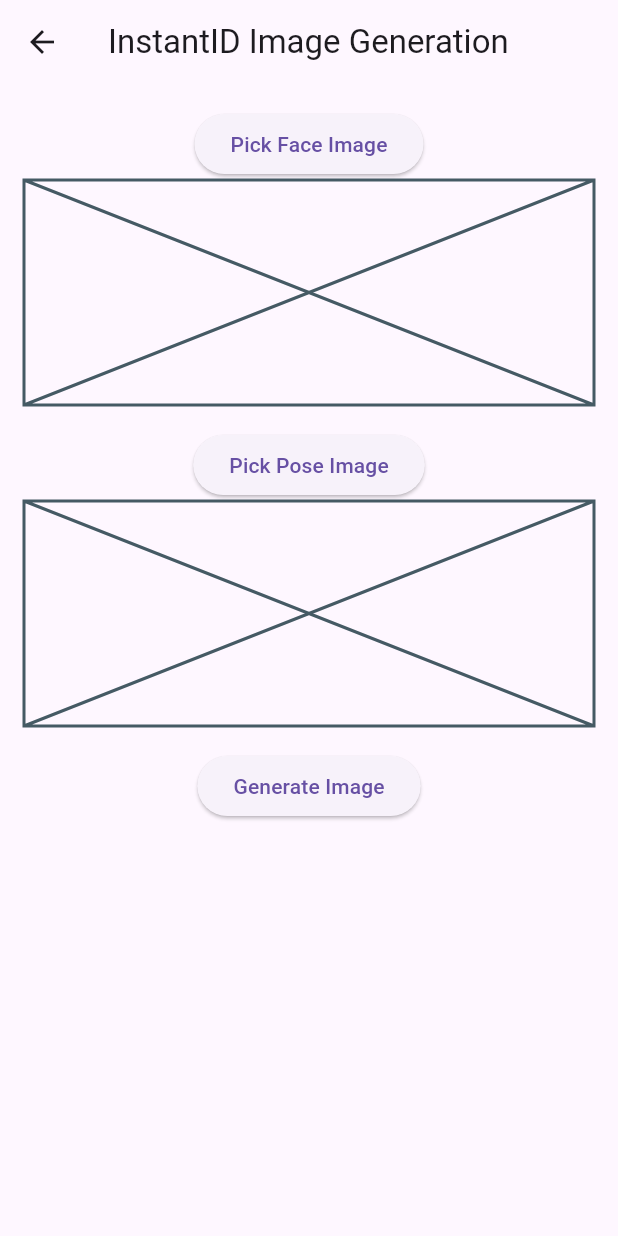
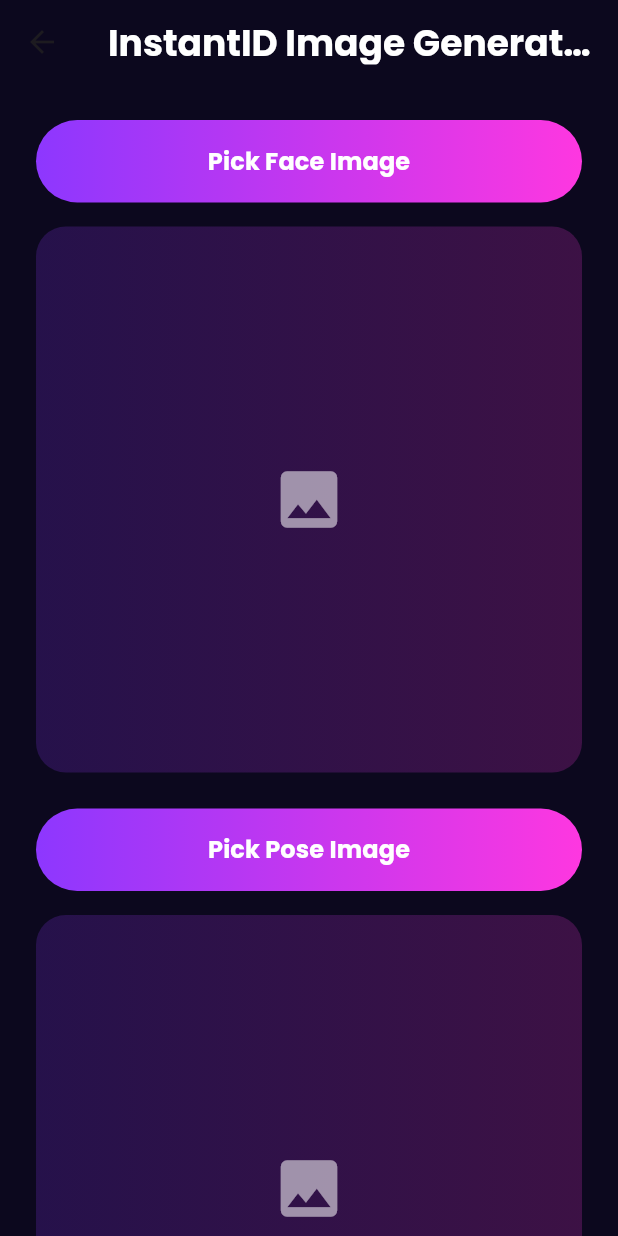
Before and after one commit to Vinit710/flutter_application_1, a Flutter app: the HomePage1 screen opened directly, after a tap on "Get Started", on a phone screen of 412 x 824 dp. Run offline on Flutter 3.47's test engine with Material 3 defaults, Android fonts, the phone set to English and light mode, and no system bars; our stand-ins replace firebase_auth, firebase_core, flutter_staggered_animations, font_awesome_flutter, google_fonts, google_sign_in and 1 more; accounts and stored records are empty; network calls fail.

Commit message:
new theme update for pages

```diff
--- a/lib/pages/home.dart
+++ b/lib/pages/home.dart
@@ -4,19 +4,18 @@ import 'package:flutter/material.dart';
 import 'package:http/http.dart' as http;
 import 'package:image_picker/image_picker.dart';
 
-class HomePage extends StatefulWidget {
+class ImageGenerationPage extends StatefulWidget {
   @override
-  _HomePageState createState() => _HomePageState();
+  _ImageGenerationPageState createState() => _ImageGenerationPageState();
 }
 
-class _HomePageState extends State<HomePage> {
+class _ImageGenerationPageState extends State<ImageGenerationPage> {
   File? faceImage;
   File? poseImage;
   String? generatedImageUrl;
-  final String apiUrl = 'https://backend-ps.onrender.com/generate-image'; // Replace with your actual Render URL
-  bool isLoading = false; // For showing loading indicator
+  final String apiUrl = 'https://backend-ps.onrender.com/generate-image';
+  bool isLoading = false;
 
-  // Function to pick images (face or pose)
   Future<void> pickImage(bool isFaceImage) async {
     final picker = ImagePicker();
     final pickedFile = await picker.pickImage(source: ImageSource.gallery);
@@ -32,11 +31,13 @@ class _HomePageState extends State<HomePage> {
     }
   }
 
-  // Function to generate image
   Future<void> generateImage() async {
     if (faceImage == null || poseImage == null) {
       ScaffoldMessenger.of(context).showSnackBar(
-      const SnackBar(content: Text('Please select both face and pose images')),
+        SnackBar(
+          content: Text('Please select both face and pose images'),
+          backgroundColor: Colors.red,
+        ),
       );
       return;
     }
@@ -63,7 +64,6 @@ Future<void> generateImage() async {
         final decodedResponse = jsonDecode(response.body);
         print('Decoded Response: $decodedResponse');
 
-      // Extract the image URL
         String? imageUrl = decodedResponse['generatedImageUrl']?['url'];
 
         if (imageUrl != null) {
@@ -73,18 +73,27 @@ Future<void> generateImage() async {
         } else {
           print('Available keys: ${decodedResponse.keys}');
           ScaffoldMessenger.of(context).showSnackBar(
-          const SnackBar(content: Text('Image URL not found in the response')),
+            SnackBar(
+              content: Text('Image URL not found in the response'),
+              backgroundColor: Colors.red,
+            ),
           );
         }
       } else {
         ScaffoldMessenger.of(context).showSnackBar(
-        SnackBar(content: Text('Failed to generate image. Status: ${response.statusCode}')),
+          SnackBar(
+            content: Text('Failed to generate image. Status: ${response.statusCode}'),
+            backgroundColor: Colors.red,
+          ),
         );
       }
     } catch (e) {
       print('Generation Error: $e');
       ScaffoldMessenger.of(context).showSnackBar(
-      SnackBar(content: Text('Error: $e')),
+        SnackBar(
+          content: Text('Error: $e'),
+          backgroundColor: Colors.red,
+        ),
       );
     } finally {
       setState(() {
@@ -93,55 +102,193 @@ Future<void> generateImage() async {
     }
   }
 
-
   @override
   Widget build(BuildContext context) {
     return Scaffold(
-      appBar: AppBar(title: const Text('InstantID Image Generation')),
+      backgroundColor: const Color(0xFF0C081E),
+      appBar: AppBar(
+        backgroundColor: Colors.transparent,
+        elevation: 0,
+        title: const Text(
+          'InstantID Image Generation',
+          style: TextStyle(
+            color: Colors.white,
+            fontFamily: 'poppins',
+            fontSize: 24,
+            fontWeight: FontWeight.bold,
+          ),
+        ),
+      ),
       body: SingleChildScrollView(
-        padding: const EdgeInsets.all(16.0),
+        padding: const EdgeInsets.all(24.0),
         child: Column(
           mainAxisAlignment: MainAxisAlignment.center,
+          crossAxisAlignment: CrossAxisAlignment.stretch,
           children: [
-            // Face Image Picker
-            ElevatedButton(
-              onPressed: () => pickImage(true),
-              child: const Text('Pick Face Image'),
+            _buildImagePickerButton(true),
+            const SizedBox(height: 16),
+            _buildImageDisplay(faceImage),
+            const SizedBox(height: 24),
+            _buildImagePickerButton(false),
+            const SizedBox(height: 16),
+            _buildImageDisplay(poseImage),
+            const SizedBox(height: 24),
+            _buildGenerateButton(),
+            const SizedBox(height: 24),
+            if (isLoading)
+              const Center(
+                child: CircularProgressIndicator(
+                  valueColor: AlwaysStoppedAnimation<Color>(Color(0xFF8E37FE)),
                 ),
-            faceImage != null
-                ? Image.file(faceImage!, height: 150, width: 150, fit: BoxFit.cover)
-                : const Placeholder(fallbackHeight: 150, fallbackWidth: 150),
-
-            const SizedBox(height: 16),
-
-            // Pose Image Picker
-            ElevatedButton(
-              onPressed: () => pickImage(false),
-              child: const Text('Pick Pose Image'),
               ),
-            poseImage != null
-                ? Image.file(poseImage!, height: 150, width: 150, fit: BoxFit.cover)
-                : const Placeholder(fallbackHeight: 150, fallbackWidth: 150),
-
-            const SizedBox(height: 16),
-
-            // Generate Image Button
-            ElevatedButton(
-              onPressed: generateImage,
-              child: const Text('Generate Image'),
-            ),
-
-            const SizedBox(height: 16),
-
-            // Loading Indicator
-            if (isLoading) const CircularProgressIndicator(),
-
-            // Display Generated Image
             if (generatedImageUrl != null)
-              Image.network(generatedImageUrl!, height: 300, fit: BoxFit.cover),
+              _buildGeneratedImage(),
           ],
         ),
       ),
     );
   }
+
+  Widget _buildImagePickerButton(bool isFaceImage) {
+    return Container(
+      decoration: BoxDecoration(
+        borderRadius: BorderRadius.circular(30),
+        gradient: LinearGradient(
+          colors: [
+            const Color(0xFF8D37FE),
+            const Color(0xFFFE37E0),
+          ],
+        ),
+      ),
+      child: ElevatedButton(
+        onPressed: () => pickImage(isFaceImage),
+        style: ElevatedButton.styleFrom(
+          backgroundColor: Colors.transparent,
+          shadowColor: Colors.transparent,
+          padding: const EdgeInsets.symmetric(vertical: 16),
+          shape: RoundedRectangleBorder(
+            borderRadius: BorderRadius.circular(30),
+          ),
+        ),
+        child: Text(
+          isFaceImage ? 'Pick Face Image' : 'Pick Pose Image',
+          style: const TextStyle(
+            color: Colors.white,
+            fontFamily: 'poppins',
+            fontSize: 16,
+            fontWeight: FontWeight.bold,
+          ),
+        ),
+      ),
+    );
   }
+
+  Widget _buildImageDisplay(File? image) {
+    return AspectRatio(
+      aspectRatio: 1, // This will create a square container
+      child: Container(
+        decoration: BoxDecoration(
+          borderRadius: BorderRadius.circular(20),
+          gradient: LinearGradient(
+            colors: [
+              const Color(0xFF8D37FE).withOpacity(0.2),
+              const Color(0xFFFE37E0).withOpacity(0.2),
+            ],
+          ),
+        ),
+        child: ClipRRect(
+          borderRadius: BorderRadius.circular(20),
+          child: image != null
+              ? Image.file(
+                  image,
+                  fit: BoxFit.contain, // This ensures the full image is shown
+                )
+              : const Center(
+                  child: Icon(
+                    Icons.image,
+                    color: Colors.white54,
+                    size: 50,
+                  ),
+                ),
+        ),
+      ),
+    );
+  }
+
+  Widget _buildGenerateButton() {
+    return Container(
+      decoration: BoxDecoration(
+        borderRadius: BorderRadius.circular(30),
+        gradient: LinearGradient(
+          colors: [
+            const Color(0xFF8D37FE),
+            const Color(0xFFFE37E0),
+          ],
+        ),
+        boxShadow: [
+          BoxShadow(
+            color: const Color(0xFFA5B9FF).withOpacity(0.3),
+            blurRadius: 20,
+            spreadRadius: 2,
+          ),
+        ],
+      ),
+      child: ElevatedButton(
+        onPressed: generateImage,
+        style: ElevatedButton.styleFrom(
+          backgroundColor: Colors.transparent,
+          shadowColor: Colors.transparent,
+          padding: const EdgeInsets.symmetric(vertical: 16),
+          shape: RoundedRectangleBorder(
+            borderRadius: BorderRadius.circular(30),
+          ),
+        ),
+        child: const Text(
+          'Generate Image',
+          style: TextStyle(
+            color: Colors.white,
+            fontFamily: 'poppins',
+            fontSize: 18,
+            fontWeight: FontWeight.bold,
+          ),
+        ),
+      ),
+    );
+  }
+
+  Widget _buildGeneratedImage() {
+    return AspectRatio(
+      aspectRatio: 16 / 9, // Adjust this ratio as needed
+      child: Container(
+        decoration: BoxDecoration(
+          borderRadius: BorderRadius.circular(20),
+          boxShadow: [
+            BoxShadow(
+              color: const Color(0xFFA5B9FF).withOpacity(0.3),
+              blurRadius: 20,
+              spreadRadius: 2,
+            ),
+          ],
+        ),
+        child: ClipRRect(
+          borderRadius: BorderRadius.circular(20),
+          child: Image.network(
+            generatedImageUrl!,
+            fit: BoxFit.contain, // This ensures the full image is shown
+            loadingBuilder: (context, child, loadingProgress) {
+              if (loadingProgress == null) return child;
+              return Center(
+                child: CircularProgressIndicator(
+                  value: loadingProgress.expectedTotalBytes != null
+                      ? loadingProgress.cumulativeBytesLoaded / loadingProgress.expectedTotalBytes!
+                      : null,
+                  valueColor: const AlwaysStoppedAnimation<Color>(Color(0xFF8E37FE)),
+                ),
+              );
+            },
+          ),
+        ),
+      ),
+    );
+  }
+}
--- a/lib/pages/imgtopose.dart
+++ b/lib/pages/imgtopose.dart
@@ -256,7 +256,7 @@ void _logout() {
                 onPressed: () {
                   Navigator.push(
                     context,
-                    MaterialPageRoute(builder: (context) => HomePage()),
+                    MaterialPageRoute(builder: (context) => ImageGenerationPage()),
                   );
                 },
                 style: ElevatedButton.styleFrom(
@@ -311,7 +311,7 @@ void _logout() {
                   _buildFeatureCard(
                     icon: Icons.camera_alt,
                     label: 'Pose Transfer',
-                    onTap: () => Navigator.push(context, MaterialPageRoute(builder: (context) => HomePage())),
+                    onTap: () => Navigator.push(context, MaterialPageRoute(builder: (context) => ImageGenerationPage())),
                   ),
                   _buildFeatureCard(
                     icon: Icons.auto_fix_high,
```
Lines whose indentation alone changed are shown as unchanged.
